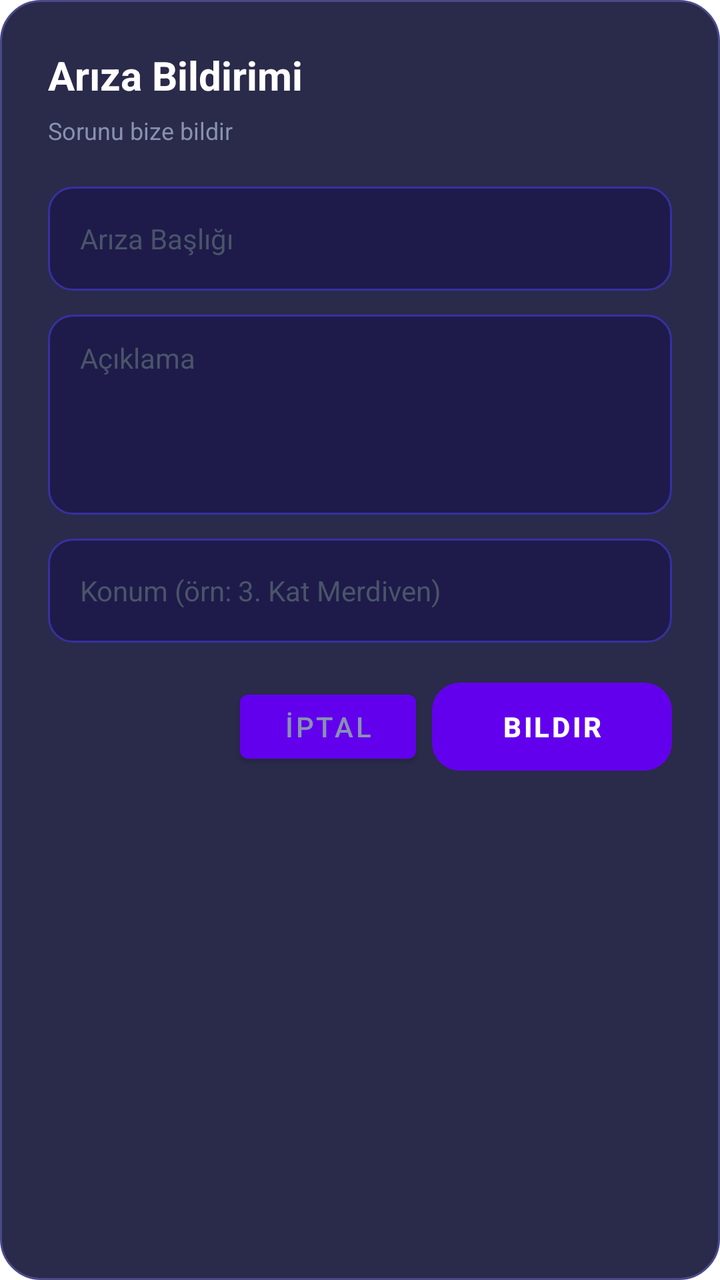
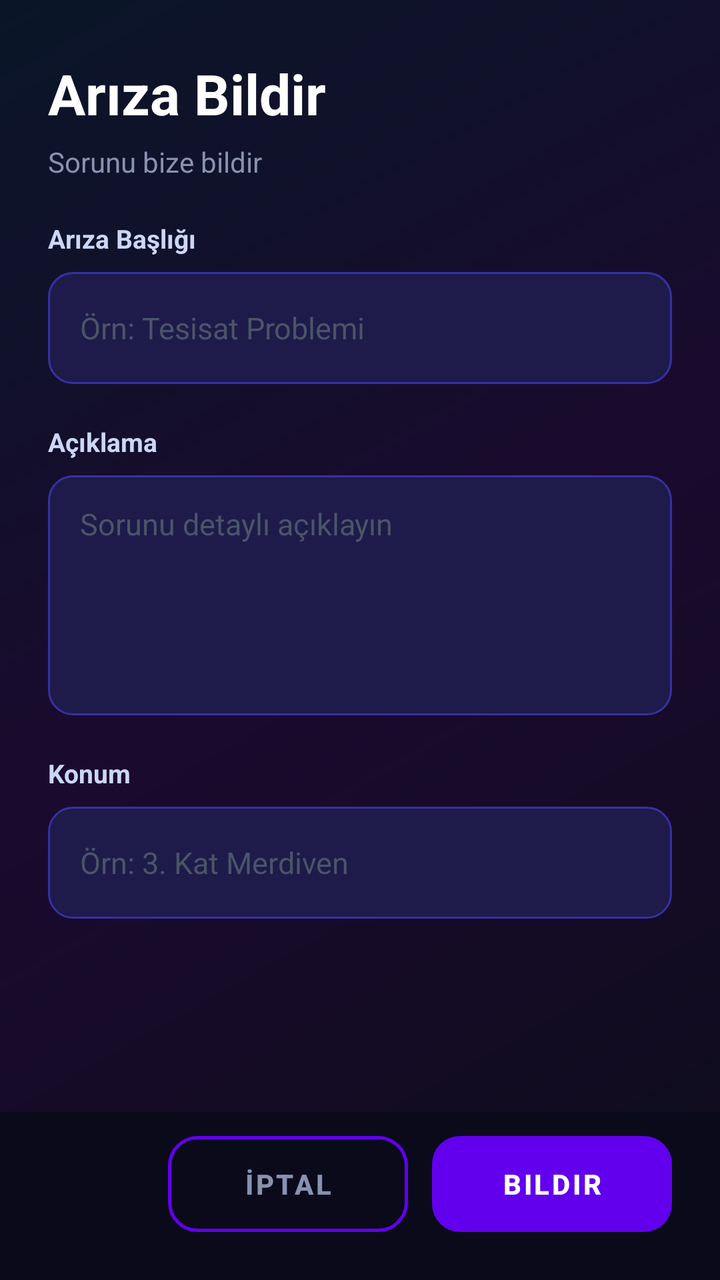

Screens rendered from an Android XML layout before and after an edit, with the pre-edit source and the edit as a unified diff.
<!-- AndroidManifest.xml: application theme Theme.Neighborboard -->
<!-- res/layout/dialog_add_issue.xml -->
<?xml version="1.0" encoding="utf-8"?>
<LinearLayout xmlns:android="http://schemas.android.com/apk/res/android"
    android:layout_width="match_parent"
    android:layout_height="wrap_content"
    android:orientation="vertical"
    android:background="@drawable/bg_glass_card"
    android:padding="24dp">

    <TextView
        android:layout_width="wrap_content"
        android:layout_height="wrap_content"
        android:text="Arıza Bildirimi"
        android:textSize="20sp"
        android:textStyle="bold"
        android:textColor="#FFFFFF"
        android:layout_marginBottom="6dp"/>

    <TextView
        android:layout_width="wrap_content"
        android:layout_height="wrap_content"
        android:text="Sorunu bize bildir"
        android:textSize="12sp"
        android:textColor="#8892B0"
        android:layout_marginBottom="20dp"/>

    <EditText
        android:id="@+id/etTitle"
        android:layout_width="match_parent"
        android:layout_height="52dp"
        android:background="@drawable/bg_input_dark"
        android:hint="Arıza Başlığı"
        android:paddingStart="16dp"
        android:paddingEnd="16dp"
        android:textSize="14sp"
        android:textColor="#FFFFFF"
        android:textColorHint="#4A5568"
        android:layout_marginBottom="12dp"/>

    <EditText
        android:id="@+id/etDescription"
        android:layout_width="match_parent"
        android:layout_height="100dp"
        android:background="@drawable/bg_input_dark"
        android:hint="Açıklama"
        android:paddingStart="16dp"
        android:paddingEnd="16dp"
        android:paddingTop="12dp"
        android:textSize="14sp"
        android:textColor="#FFFFFF"
        android:textColorHint="#4A5568"
        android:gravity="top"
        android:layout_marginBottom="12dp"/>

    <EditText
        android:id="@+id/etLocation"
        android:layout_width="match_parent"
        android:layout_height="52dp"
        android:background="@drawable/bg_input_dark"
        android:hint="Konum (örn: 3. Kat Merdiven)"
        android:paddingStart="16dp"
        android:paddingEnd="16dp"
        android:textSize="14sp"
        android:textColor="#FFFFFF"
        android:textColorHint="#4A5568"
        android:layout_marginBottom="20dp"/>

    <LinearLayout
        android:layout_width="match_parent"
        android:layout_height="wrap_content"
        android:orientation="horizontal"
        android:gravity="end">

        <Button
            android:id="@+id/btnCancel"
            android:layout_width="wrap_content"
            android:layout_height="44dp"
            android:text="İptal"
            android:textColor="#8892B0"
            android:background="@null"
            android:layout_marginEnd="8dp"/>

        <Button
            android:id="@+id/btnSubmit"
            android:layout_width="120dp"
            android:layout_height="44dp"
            android:text="Bildir"
            android:textColor="#FFFFFF"
            android:textStyle="bold"
            android:background="@drawable/bg_button_gradient"
            android:stateListAnimator="@null"/>

    </LinearLayout>

</LinearLayout>
<!-- resources referenced by this layout -->
<resources>
  <!-- drawable bg_button_gradient (drawable) -->
  <?xml version="1.0" encoding="utf-8"?>
  <shape xmlns:android="http://schemas.android.com/apk/res/android"
      android:shape="rectangle">
      <gradient
          android:startColor="#6C63FF"
          android:endColor="#3B82F6"
          android:angle="0"
          android:type="linear"/>
      <corners android:radius="14dp"/>
  </shape>
  <!-- drawable bg_glass_card (drawable) -->
  <?xml version="1.0" encoding="utf-8"?>
  <shape xmlns:android="http://schemas.android.com/apk/res/android"
      android:shape="rectangle">
      <solid android:color="#2A2A4A"/>
      <corners android:radius="20dp"/>
      <stroke android:width="1dp" android:color="#4A4A8A"/>
  </shape>
  <!-- drawable bg_input_dark (drawable) -->
  <?xml version="1.0" encoding="utf-8"?>
  <shape xmlns:android="http://schemas.android.com/apk/res/android"
      android:shape="rectangle">
      <solid android:color="#1E1B4B"/>
      <corners android:radius="12dp"/>
      <stroke android:width="1dp" android:color="#3730A3"/>
  </shape>
  <style name="Theme.Neighborboard" parent="Theme.MaterialComponents.Light.NoActionBar">
          <item name="colorPrimary">#6200EE</item>
          <item name="colorPrimaryVariant">#3700B3</item>
          <item name="colorOnPrimary">#FFFFFF</item>
          <item name="colorSecondary">#03DAC5</item>
          <item name="colorOnSecondary">#000000</item>
      </style>
</resources>

<!-- the commit's change to res/layout/dialog_add_issue.xml (unified diff, before → after) -->
@@ -1,88 +1,150 @@
 <?xml version="1.0" encoding="utf-8"?>
 <LinearLayout xmlns:android="http://schemas.android.com/apk/res/android"
     android:layout_width="match_parent"
-    android:layout_height="wrap_content"
+    android:layout_height="match_parent"
     android:orientation="vertical"
-    android:background="@drawable/bg_glass_card"
-    android:padding="24dp">
+    android:background="@drawable/bg_dark_gradient">
 
-    <TextView
-        android:layout_width="wrap_content"
+    
+    <LinearLayout
+        android:layout_width="match_parent"
         android:layout_height="wrap_content"
-        android:text="Arıza Bildirimi"
-        android:textSize="20sp"
-        android:textStyle="bold"
-        android:textColor="#FFFFFF"
-        android:layout_marginBottom="6dp"/>
+        android:orientation="vertical"
+        android:paddingStart="24dp"
+        android:paddingEnd="24dp"
+        android:paddingTop="28dp"
+        android:paddingBottom="20dp">
 
-    <TextView
-        android:layout_width="wrap_content"
-        android:layout_height="wrap_content"
-        android:text="Sorunu bize bildir"
-        android:textSize="12sp"
-        android:textColor="#8892B0"
-        android:layout_marginBottom="20dp"/>
+        <TextView
+            android:layout_width="wrap_content"
+            android:layout_height="wrap_content"
+            android:text="Arıza Bildir"
+            android:textSize="28sp"
+            android:textStyle="bold"
+            android:textColor="#FFFFFF"
+            android:layout_marginBottom="6dp"/>
 
-    <EditText
-        android:id="@+id/etTitle"
+        <TextView
+            android:layout_width="wrap_content"
+            android:layout_height="wrap_content"
+            android:text="Sorunu bize bildir"
+            android:textSize="14sp"
+            android:textColor="#8892B0"/>
+
+    </LinearLayout>
+
+    
+    <ScrollView
         android:layout_width="match_parent"
-        android:layout_height="52dp"
-        android:background="@drawable/bg_input_dark"
-        android:hint="Arıza Başlığı"
-        android:paddingStart="16dp"
-        android:paddingEnd="16dp"
-        android:textSize="14sp"
-        android:textColor="#FFFFFF"
-        android:textColorHint="#4A5568"
-        android:layout_marginBottom="12dp"/>
+        android:layout_height="0dp"
+        android:layout_weight="1">
 
-    <EditText
-        android:id="@+id/etDescription"
-        android:layout_width="match_parent"
-        android:layout_height="100dp"
-        android:background="@drawable/bg_input_dark"
-        android:hint="Açıklama"
-        android:paddingStart="16dp"
-        android:paddingEnd="16dp"
-        android:paddingTop="12dp"
-        android:textSize="14sp"
-        android:textColor="#FFFFFF"
-        android:textColorHint="#4A5568"
-        android:gravity="top"
-        android:layout_marginBottom="12dp"/>
+        <LinearLayout
+            android:layout_width="match_parent"
+            android:layout_height="wrap_content"
+            android:orientation="vertical"
+            android:paddingStart="24dp"
+            android:paddingEnd="24dp">
 
-    <EditText
-        android:id="@+id/etLocation"
-        android:layout_width="match_parent"
-        android:layout_height="52dp"
-        android:background="@drawable/bg_input_dark"
-        android:hint="Konum (örn: 3. Kat Merdiven)"
-        android:paddingStart="16dp"
-        android:paddingEnd="16dp"
-        android:textSize="14sp"
-        android:textColor="#FFFFFF"
-        android:textColorHint="#4A5568"
-        android:layout_marginBottom="20dp"/>
+            <TextView
+                android:layout_width="match_parent"
+                android:layout_height="wrap_content"
+                android:text="Arıza Başlığı"
+                android:textSize="13sp"
+                android:textColor="#CCD6F6"
+                android:textStyle="bold"
+                android:layout_marginBottom="8dp"/>
 
+            <EditText
+                android:id="@+id/etTitle"
+                android:layout_width="match_parent"
+                android:layout_height="56dp"
+                android:background="@drawable/bg_input_dark"
+                android:hint="Örn: Tesisat Problemi"
+                android:paddingStart="16dp"
+                android:paddingEnd="16dp"
+                android:textSize="15sp"
+                android:textColor="#FFFFFF"
+                android:textColorHint="#4A5568"
+                android:layout_marginBottom="20dp"/>
+
+            <TextView
+                android:layout_width="match_parent"
+                android:layout_height="wrap_content"
+                android:text="Açıklama"
+                android:textSize="13sp"
+                android:textColor="#CCD6F6"
+                android:textStyle="bold"
+                android:layout_marginBottom="8dp"/>
+
+            <EditText
+                android:id="@+id/etDescription"
+                android:layout_width="match_parent"
+                android:layout_height="120dp"
+                android:background="@drawable/bg_input_dark"
+                android:hint="Sorunu detaylı açıklayın"
+                android:paddingStart="16dp"
+                android:paddingEnd="16dp"
+                android:paddingTop="14dp"
+                android:textSize="15sp"
+                android:textColor="#FFFFFF"
+                android:textColorHint="#4A5568"
+                android:gravity="top"
+                android:layout_marginBottom="20dp"/>
+
+            <TextView
+                android:layout_width="match_parent"
+                android:layout_height="wrap_content"
+                android:text="Konum"
+                android:textSize="13sp"
+                android:textColor="#CCD6F6"
+                android:textStyle="bold"
+                android:layout_marginBottom="8dp"/>
+
+            <EditText
+                android:id="@+id/etLocation"
+                android:layout_width="match_parent"
+                android:layout_height="56dp"
+                android:background="@drawable/bg_input_dark"
+                android:hint="Örn: 3. Kat Merdiven"
+                android:paddingStart="16dp"
+                android:paddingEnd="16dp"
+                android:textSize="15sp"
+                android:textColor="#FFFFFF"
+                android:textColorHint="#4A5568"
+                android:layout_marginBottom="40dp"/>
+
+        </LinearLayout>
+
+    </ScrollView>
+
+    
     <LinearLayout
         android:layout_width="match_parent"
         android:layout_height="wrap_content"
         android:orientation="horizontal"
-        android:gravity="end">
+        android:paddingStart="24dp"
+        android:paddingEnd="24dp"
+        android:paddingTop="12dp"
+        android:paddingBottom="24dp"
+        android:gravity="end"
+        android:background="#0A0A1A">
 
         <Button
             android:id="@+id/btnCancel"
-            android:layout_width="wrap_content"
-            android:layout_height="44dp"
+            android:layout_width="120dp"
+            android:layout_height="48dp"
             android:text="İptal"
             android:textColor="#8892B0"
-            android:background="@null"
-            android:layout_marginEnd="8dp"/>
+            android:textStyle="bold"
+            android:background="@drawable/bg_button_outline"
+            android:stateListAnimator="@null"
+            android:layout_marginEnd="12dp"/>
 
         <Button
             android:id="@+id/btnSubmit"
             android:layout_width="120dp"
-            android:layout_height="44dp"
+            android:layout_height="48dp"
             android:text="Bildir"
             android:textColor="#FFFFFF"
             android:textStyle="bold"
<!-- resource entries referenced after the edit -->
@@ -11,13 +11,23 @@
           android:type="linear"/>
       <corners android:radius="14dp"/>
   </shape>
-  <!-- drawable bg_glass_card (drawable) -->
+  <!-- drawable bg_button_outline (drawable) -->
   <?xml version="1.0" encoding="utf-8"?>
   <shape xmlns:android="http://schemas.android.com/apk/res/android"
       android:shape="rectangle">
-      <solid android:color="#2A2A4A"/>
-      <corners android:radius="20dp"/>
-      <stroke android:width="1dp" android:color="#4A4A8A"/>
+      <solid android:color="#00000000"/>
+      <corners android:radius="14dp"/>
+      <stroke android:width="1.5dp" android:color="#7C3AED"/>
+  </shape>
+  <!-- drawable bg_dark_gradient (drawable) -->
+  <?xml version="1.0" encoding="utf-8"?>
+  <shape xmlns:android="http://schemas.android.com/apk/res/android">
+      <gradient
+          android:startColor="#0D0D1A"
+          android:centerColor="#1A0A2E"
+          android:endColor="#0A1628"
+          android:angle="135"
+          android:type="linear"/>
   </shape>
   <!-- drawable bg_input_dark (drawable) -->
   <?xml version="1.0" encoding="utf-8"?>
